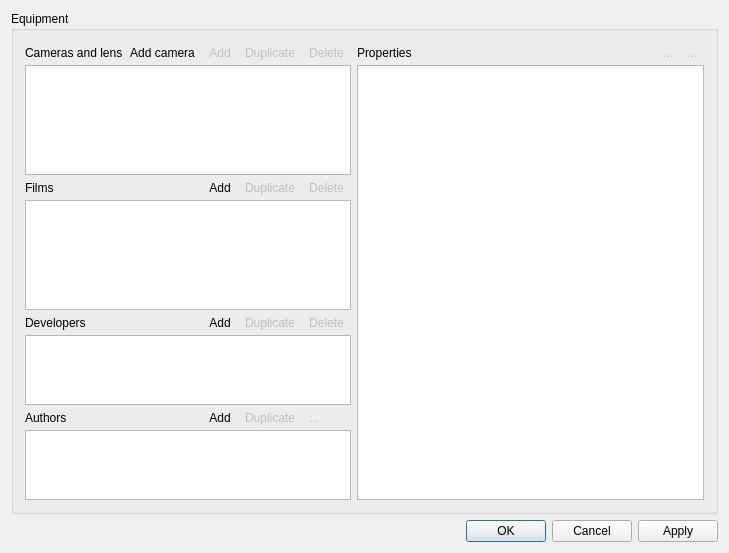
Above: src/ui/editgear_mac.ui from cgilles/digikam-analogexif before the change. Below: the same form after it.
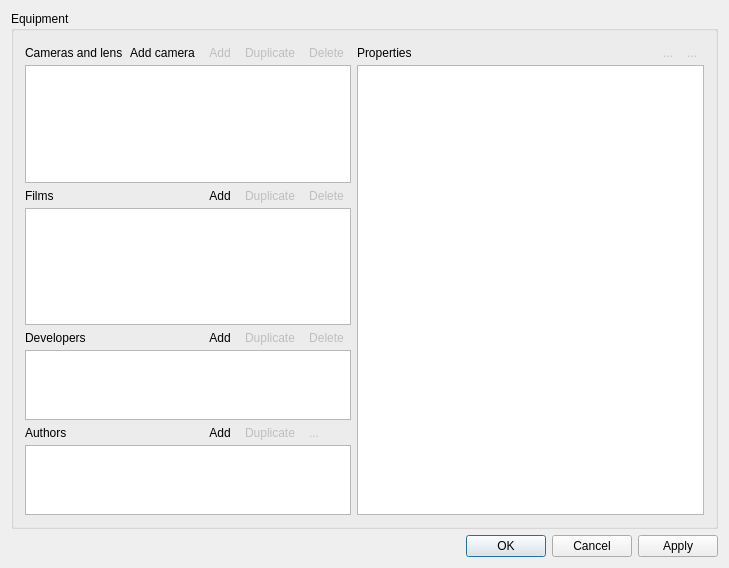
That is the form after the change. Icons and pictures are not drawn. Custom widgets are drawn as their Qt base class.

The edit to the form file:
```diff
--- a/src/ui/editgear_mac.ui
+++ b/src/ui/editgear_mac.ui
@@ -7,7 +7,7 @@
     <x>0</x>
     <y>0</y>
     <width>729</width>
-    <height>553</height>
+    <height>568</height>
    </rect>
   </property>
   <property name="windowTitle">
```
Left out of the diff: 73 changed lines with no effect on the pictures.
